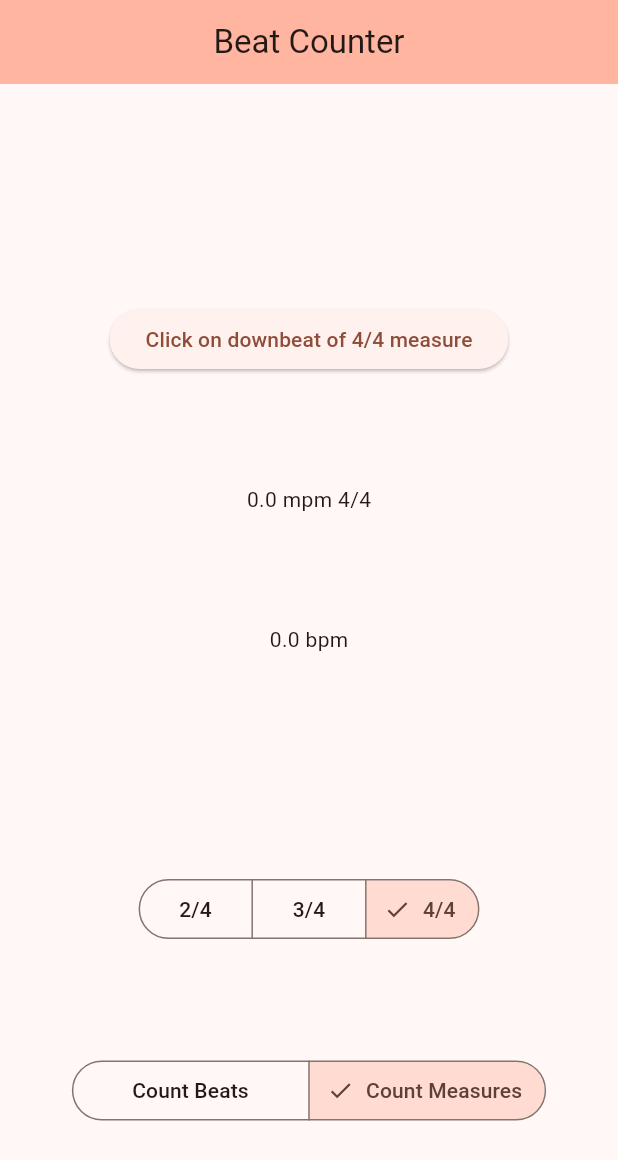
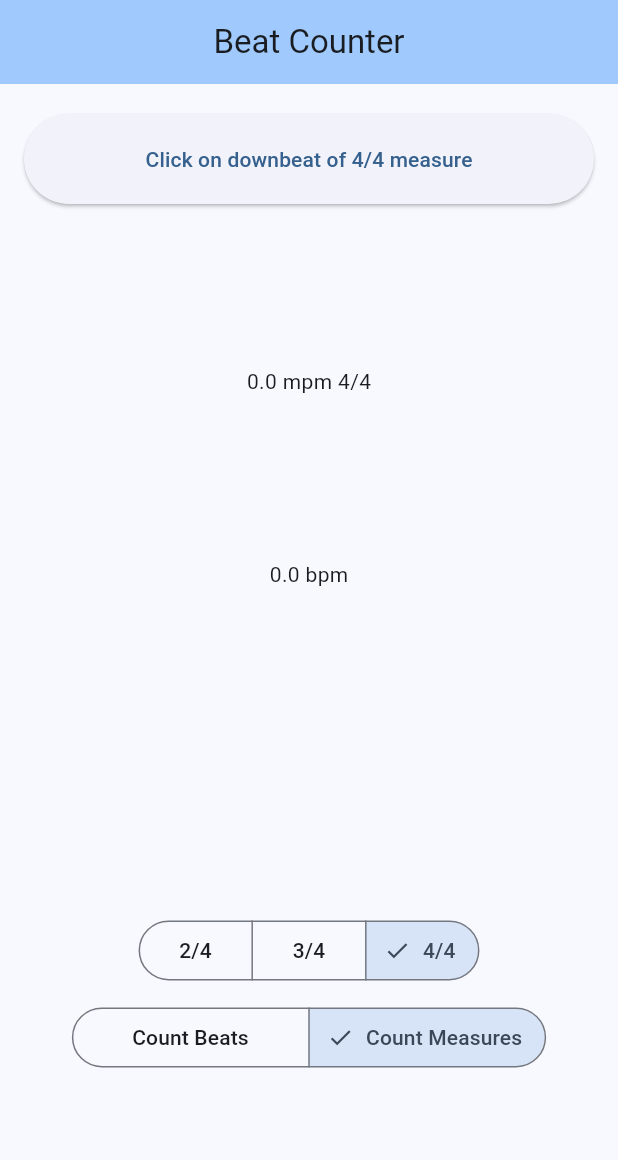
Before and after one commit to dwgray/flutter_beat_counter, a Flutter app: the screen it shows after launch, on a phone screen of 412 x 824 dp. Shown: the top 1160 px of the screen. Run offline on Flutter 3.47's test engine with Material 2 defaults, Android fonts, the light colour scheme and no system bars.

Commit message:
A couple of small UI tweaks

```diff
--- a/lib/main.dart
+++ b/lib/main.dart
@@ -128,7 +128,7 @@ class MyApp extends StatelessWidget {
     return MaterialApp(
       title: 'Beat Counter',
       theme: ThemeData(
-        colorScheme: ColorScheme.fromSeed(seedColor: Colors.deepOrange),
+        colorScheme: ColorScheme.fromSeed(seedColor: Colors.blue),
         useMaterial3: true,
       ),
       home: Consumer<Counter>(
@@ -154,19 +154,24 @@ class MyHomePage extends StatelessWidget {
         : [];
 
     var elements = <Widget>[
-      const Spacer(flex: 2),
-      ElevatedButton(
-        onPressed: () {
-          state.click();
-        },
-        child: Text(state.clickLabel),
-      ),
+      const SizedBox(height: 20),
+      SizedBox(
+          width: double.infinity,
+          height: 60,
+          child: Padding(
+              padding: const EdgeInsets.symmetric(horizontal: 16),
+              child: ElevatedButton(
+                onPressed: () {
+                  state.click();
+                },
+                child: Text(state.clickLabel),
+              ))),
       const Spacer(flex: 1),
       ...mpm,
       Text("${state.bpm.toStringAsFixed(1)} bpm"),
       const Spacer(flex: 2),
       const MeterChooser(),
-      const Spacer(flex: 1),
+      const SizedBox(height: 10),
       const MethodChooser(),
       const Spacer(flex: 1),
     ];
```
